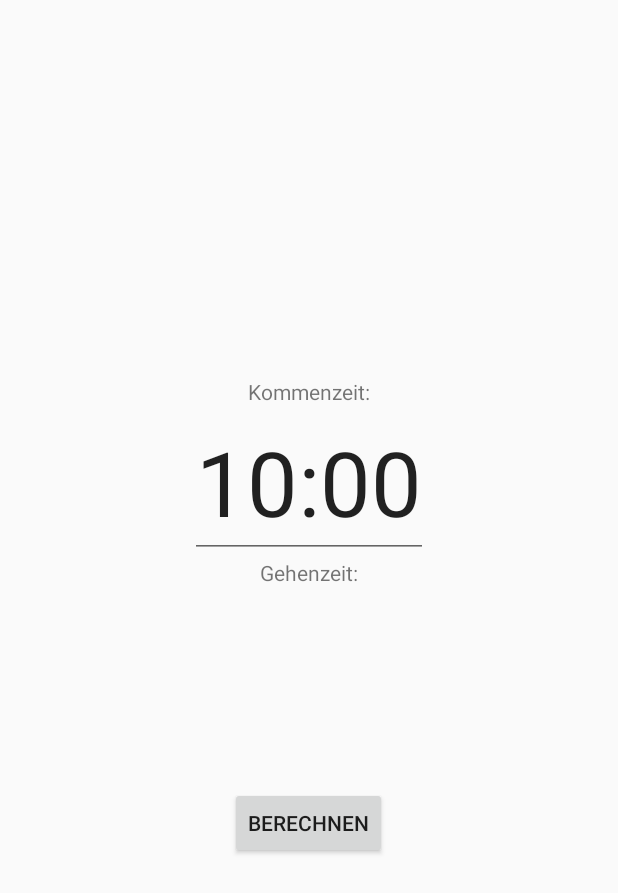
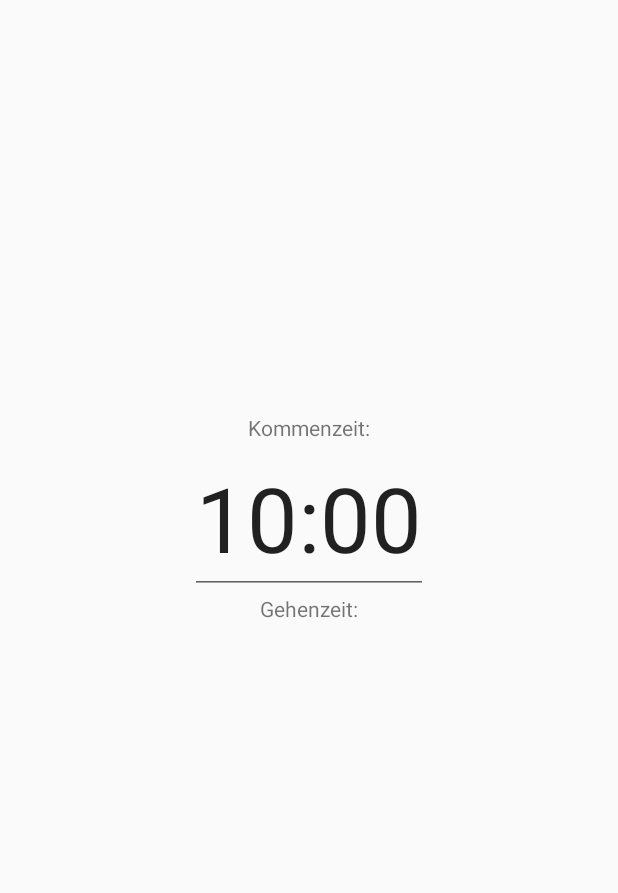
Before and after one commit to BlocDrummer/KommenGehenRechner, an Android app: the screen it shows after launch (MainActivity), on a phone screen of 412 x 824 dp. Shown: the top 893 px of the screen. Run offline under Robolectric (Android 15) with nearby library versions, the phone set to English and light mode, and no system bars.

Commit message:
unnötigen Button entfernt

```diff
--- a/app/src/main/java/com/example/phili/kommengehenrechner/MainActivity.java
+++ b/app/src/main/java/com/example/phili/kommengehenrechner/MainActivity.java
@@ -35,23 +35,12 @@ public class MainActivity extends AppCompatActivity {
                 fragment.show(getFragmentManager(), "TimePicker");
             }
         });
-
-        Button btnBerechnen = (Button) findViewById(R.id.btnBerechnen);
-        btnBerechnen.setOnClickListener(
-            new Button.OnClickListener() {
-                public void onClick(View v) {
-                    berechnen();
-                }
-            }
-        );
-
-
     }
 
     /**
      * Berechnet die Gehenzeit aus der Kommenzeit und setzt die Gehenzeit
      */
-    private void berechnen() {
+    public void berechnen() {
         int kommenStunden = Integer.parseInt(etKommenZeit.getText().toString().split(":")[0]);
         int kommenMinuten = Integer.parseInt(etKommenZeit.getText().toString().split(":")[1]);
 
--- a/app/src/main/java/com/example/phili/kommengehenrechner/TimePickerFragment.java
+++ b/app/src/main/java/com/example/phili/kommengehenrechner/TimePickerFragment.java
@@ -35,7 +35,6 @@ public class TimePickerFragment extends DialogFragment implements TimePickerDial
             e.printStackTrace();
         }
 
-        Button btnBerechnen = (Button) getActivity().findViewById(R.id.btnBerechnen);
-        btnBerechnen.performClick();
+        ((MainActivity) getActivity()).berechnen();
     }
 }
--- a/app/src/main/res/layout/content_main.xml
+++ b/app/src/main/res/layout/content_main.xml
@@ -13,7 +13,8 @@
     <TextView
         android:layout_width="wrap_content"
         android:layout_height="wrap_content"
-        android:text="Kommenzeit:" />
+        android:text="Kommenzeit:"
+        android:labelFor="@id/etKommenZeit"/>
 
     <EditText
         android:id="@+id/etKommenZeit"
@@ -27,6 +28,7 @@
     <TextView
         android:layout_width="wrap_content"
         android:layout_height="wrap_content"
+        android:labelFor="@id/tvGehenZeit"
         android:text="Gehenzeit:" />
 
     <TextView
@@ -35,10 +37,4 @@
         android:layout_height="wrap_content"
         android:textSize="100sp" />
 
-    <Button
-        android:id="@+id/btnBerechnen"
-        android:layout_width="wrap_content"
-        android:layout_height="wrap_content"
-        android:text="Berechnen" />
-
 </LinearLayout>
```
